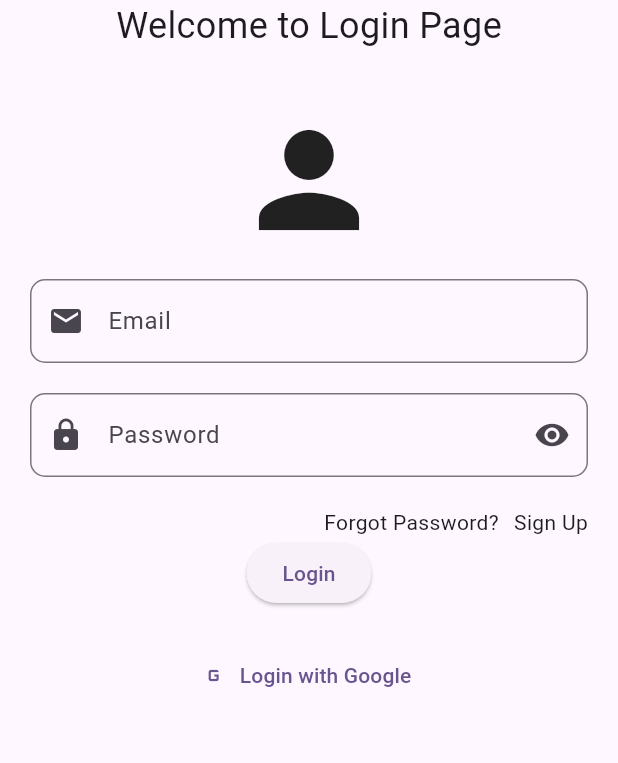
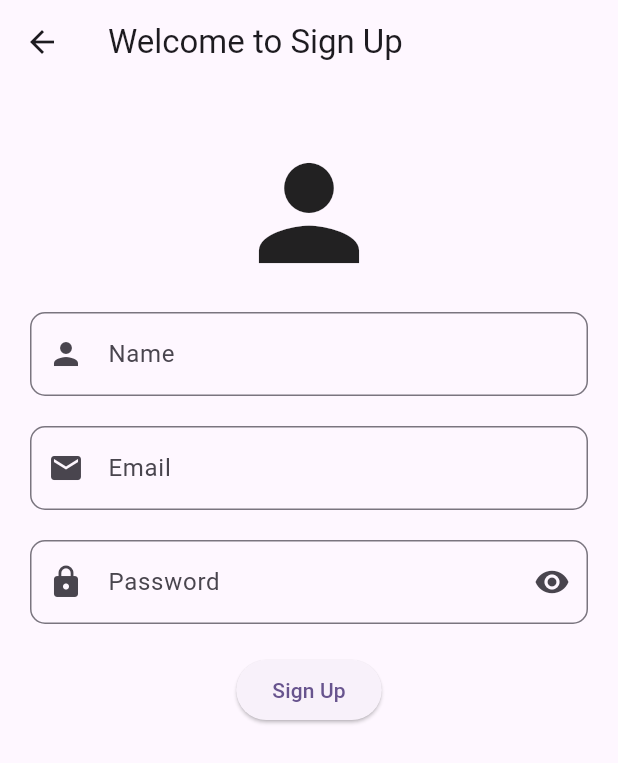
Before and after one commit to isafty/our_market, a Flutter app: the screen it shows after launch, after a tap on "Sign Up", on a phone screen of 412 x 824 dp. Shown: the top 763 px of the screen. Run offline on Flutter 3.47's test engine with Material 3 defaults, Android fonts, the phone set to English and light mode, and no system bars.

Commit message:
sign up and nav bar ex

```diff
--- a/lib/view/auth/ui/login_view.dart
+++ b/lib/view/auth/ui/login_view.dart
@@ -3,6 +3,7 @@ import 'package:new_app_1/core/function/navigator_to.dart';
 import 'package:new_app_1/core/widget/customtextbutton.dart';
 import 'package:new_app_1/core/widget/textformfield1.dart';
 import 'package:new_app_1/view/auth/ui/forget_view.dart';
+import 'package:new_app_1/view/auth/ui/signup_view.dart';
 
 class LoginView extends StatelessWidget {
   const LoginView({super.key});
@@ -42,7 +43,12 @@ class LoginView extends StatelessWidget {
                 },
               ),
               SizedBox(width: 10),
-              CustomTextButton(textb: "Sign Up", onTap: () {}),
+              CustomTextButton(
+                textb: "Sign Up",
+                onTap: () {
+                  navigatorMethod(context, SignUpView());
+                },
+              ),
               SizedBox(width: 20),
             ],
           ),
--- /dev/null
+++ b/lib/view/auth/ui/signup_view.dart
@@ -0,0 +1,45 @@
+import 'package:flutter/material.dart';
+import 'package:new_app_1/core/widget/textformfield1.dart';
+
+class SignUpView extends StatelessWidget {
+  const SignUpView({super.key});
+
+  @override
+  Widget build(BuildContext context) {
+    return Scaffold(
+      appBar: AppBar(title: Text('Welcome to Sign Up')),
+      body: Column(
+        children: [
+          SizedBox(height: 20),
+          Container(
+            padding: EdgeInsets.all(16),
+            child: Icon(Icons.person, size: 100),
+          ),
+          TFF1(
+            ltext: 'Name',
+            prefixIcon: Icon(Icons.person),
+            textInputType: TextInputType.name,
+          ),
+          SizedBox(height: 20),
+
+          // Replace with your image URL
+          TFF1(
+            ltext: 'Email',
+            prefixIcon: Icon(Icons.email),
+            textInputType: TextInputType.emailAddress,
+          ),
+          SizedBox(height: 20),
+          TFF1(
+            ltext: 'Password',
+            prefixIcon: Icon(Icons.lock),
+            suffixIcon: Icon(Icons.visibility),
+            textInputType: TextInputType.visiblePassword,
+          ),
+          SizedBox(height: 20),
+          ElevatedButton(onPressed: () {}, child: Text("Sign Up")),
+          SizedBox(height: 20),
+        ],
+      ),
+    );
+  }
+}
--- a/pubspec.yaml
+++ b/pubspec.yaml
@@ -34,6 +34,7 @@ dependencies:
   # The following adds the Cupertino Icons font to your application.
   # Use with the CupertinoIcons class for iOS style icons.
   cupertino_icons: ^1.0.8
+  google_nav_bar: ^5.0.7
 
 dev_dependencies:
   flutter_test:
```
Also changed, not shown: pubspec.lock.
